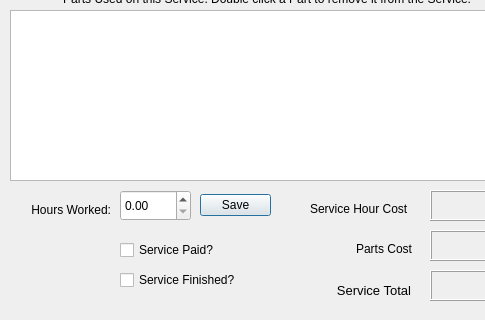
Qt form Client_Add_service.ui (bedi1982/Oficina) before a commit; both pictures show x 0 to 485 and y 320 to 640 of the 646 by 640 pixel window.
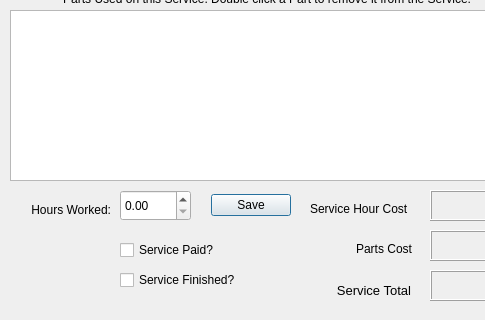
The same form after that commit. Icons and pictures are not drawn.

```diff
--- a/Client_Add_service.ui
+++ b/Client_Add_service.ui
@@ -306,7 +306,7 @@
     <rect>
      <x>200</x>
      <y>510</y>
-     <width>71</width>
+     <width>91</width>
      <height>31</height>
     </rect>
    </property>
```
